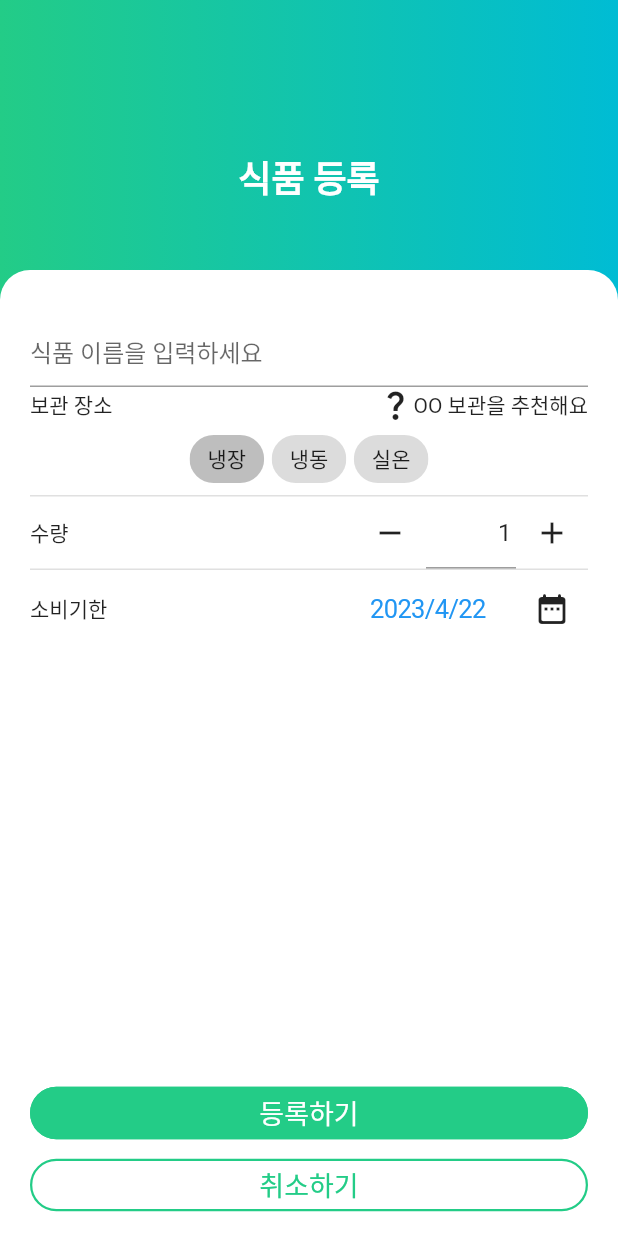
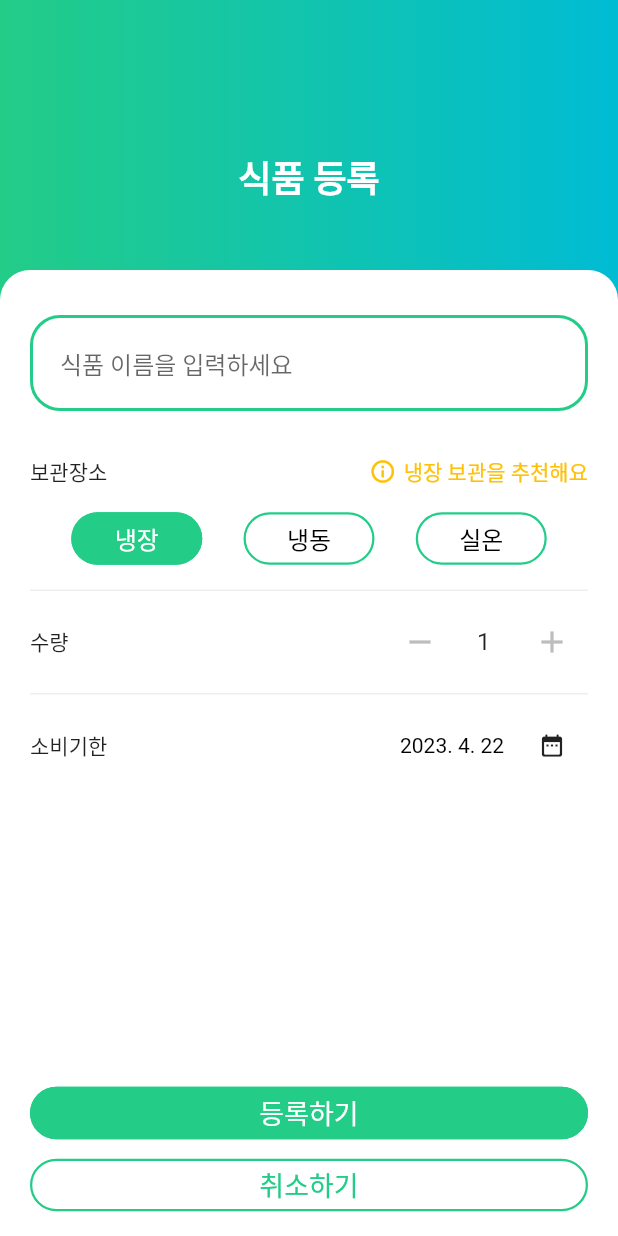
Before and after one commit to BrainStorm-sc21/BrainStorm-FE, a Flutter app: the screen it shows after launch, on a phone screen of 412 x 824 dp. Run offline on Flutter 3.47's test engine with Material 2 defaults, Android fonts, the light colour scheme and no system bars.

Commit message:
💄 Style 4.01_Fix manual add page style

```diff
--- a/lib/pages/manual_add_page.dart
+++ b/lib/pages/manual_add_page.dart
@@ -21,6 +21,7 @@ class ManualAddPage extends StatelessWidget {
           Locale('en', ''),
         ],
         home: Scaffold(
+          resizeToAvoidBottomInset: false,
           body: AddFoodLayout(
             title: '식품 등록',
             containerColor: Colors.white,
@@ -44,7 +45,7 @@ class _FoodInfoState extends State<FoodInfo> {
   num stock = 1;
   DateTime expireDate = DateFormat('yyyy-MM-dd').parse('${DateTime.now()}');
 
-  List<String> storageList = ['냉장', '냉동', '실온'];
+  List<String> storages = ['냉장', '냉동', '실온'];
   final _formKey = GlobalKey<FormState>();
 
   @override
@@ -53,39 +54,79 @@ class _FoodInfoState extends State<FoodInfo> {
       children: [
         // 식료품 이름 입력
         TextField(
-          decoration: const InputDecoration(hintText: '식품 이름을 입력하세요'),
+          decoration: const InputDecoration(
+            hintText: '식품 이름을 입력하세요',
+            contentPadding: EdgeInsets.symmetric(vertical: 20, horizontal: 20),
+            enabledBorder: OutlineInputBorder(
+              borderRadius: BorderRadius.all(Radius.circular(20)),
+              borderSide: BorderSide(
+                width: 2,
+                color: Color.fromRGBO(35, 204, 135, 1.0),
+              ),
+            ),
+            focusedBorder: OutlineInputBorder(
+              borderRadius: BorderRadius.all(Radius.circular(20)),
+              borderSide: BorderSide(
+                width: 2,
+                color: Color.fromRGBO(35, 204, 135, 1.0),
+              ),
+            ),
+          ),
           onChanged: (value) {
             setState(() {
               name = value;
             });
           },
         ),
+        const SizedBox(height: 30), // 여백
         // 보관 장소 선택
-        const Row(children: [
-          Text("보관 장소"),
+        const Row(crossAxisAlignment: CrossAxisAlignment.center, children: [
+          Text("보관장소"),
           Spacer(),
-          Icon(Icons.question_mark),
-          Text("OO 보관을 추천해요"),
+          Center(
+            child: Icon(
+              Icons.info_outline,
+              color: Colors.amber,
+              size: 18,
+            ),
+          ),
+          SizedBox(width: 5),
+          Text(
+            "냉장 보관을 추천해요",
+            style: TextStyle(
+              color: Colors.amber,
+              fontSize: 14,
+            ),
+          ),
         ]),
-        Wrap(
-          spacing: 5.0,
+        const SizedBox(height: 10), // 여백
+        // 냉장/냉동/실온 선택 버튼
+        Row(
+          mainAxisAlignment: MainAxisAlignment.spaceEvenly,
           children: List<Widget>.generate(3, (index) {
-            return ChoiceChip(
-              label: Text(storageList[index]),
-              selected: storage == storageList[index],
-              onSelected: (selected) {
-                setState(() {
-                  storage = storageList[index];
-                });
-              },
+            // bool selected = storage == storages[index];
+
+            return RoundedOutlinedButton(
+              text: storages[index],
+              onPressed: () => setState(() => storage = storages[index]),
+              width: MediaQuery.of(context).size.width / 3.0 - 50,
+              backgroundColor: storage == storages[index]
+                  ? const Color.fromRGBO(35, 204, 135, 1.0)
+                  : Colors.white,
+              foregroundColor:
+                  storage == storages[index] ? Colors.white : Colors.black,
+              borderColor: const Color.fromRGBO(35, 204, 135, 1.0),
             );
           }),
         ),
+        const SizedBox(height: 10), // 여백
         // 구분선
-        const Divider(
+        Divider(
           thickness: 1,
           height: 1,
+          color: Colors.grey.shade200,
         ),
+        const SizedBox(height: 10), // 여백
         // 수량 조절
         Row(children: [
           const Text("수량"),
@@ -94,27 +135,29 @@ class _FoodInfoState extends State<FoodInfo> {
             children: [
               Row(children: [
                 IconButton(
-                    onPressed: decrementStock, icon: const Icon(Icons.remove)),
+                  color: Colors.grey.shade400,
+                  onPressed: decrementStock,
+                  icon: const Icon(Icons.remove),
+                ),
                 Form(
                   key: _formKey,
                   child: SizedBox(
-                    width: 60,
+                    width: 40,
                     child: TextFormField(
                       controller: TextEditingController(text: '$stock'),
-                      textAlign: TextAlign.right,
+                      textAlign: TextAlign.center,
                       keyboardType:
                           const TextInputType.numberWithOptions(decimal: true),
                       inputFormatters: [
                         FilteringTextInputFormatter.allow(
-                            RegExp(r'^(\d)\d{0,3}\.?\d{0,1}')),
-                        LengthLimitingTextInputFormatter(4),
+                            RegExp(r'^(\d)\d{0,2}\.?\d{0,1}')),
+                        LengthLimitingTextInputFormatter(3),
                       ],
                       decoration: const InputDecoration(
-                          errorStyle: TextStyle(fontSize: 0)),
+                        border: InputBorder.none,
+                      ),
                       onSaved: (value) {
-                        setState(() {
-                          stock = num.parse(value!);
-                        });
+                        setState(() => stock = num.parse(value!));
                         value = '$stock';
                       },
                       onFieldSubmitted: (value) {
@@ -128,47 +171,57 @@ class _FoodInfoState extends State<FoodInfo> {
                           _formKey.currentState!.save();
                         }
                         // textFormField 바깥 클릭 시, hide keyboard
-                        FocusScopeNode currentFocus = FocusScope.of(context);
-                        if (!currentFocus.hasPrimaryFocus &&
-                            currentFocus.focusedChild != null) {
-                          FocusManager.instance.primaryFocus?.unfocus();
-                        }
+                        FocusScope.of(context).unfocus();
                       },
                     ),
                   ),
                 ),
                 IconButton(
-                    onPressed: incrementStock, icon: const Icon(Icons.add)),
+                  color: Colors.grey.shade400,
+                  onPressed: incrementStock,
+                  icon: const Icon(Icons.add),
+                ),
               ]),
             ],
           ),
         ]),
+        const SizedBox(height: 10), // 여백
         // 구분선
-        const Divider(
+        Divider(
           thickness: 1,
           height: 1,
+          color: Colors.grey.shade200,
         ),
+        const SizedBox(height: 10), // 여백
         // 소비기한 입력
         Row(
+          crossAxisAlignment: CrossAxisAlignment.center,
           children: [
             const Text('소비기한'),
             const Spacer(),
-            CupertinoButton(
+            TextButton(
               child: Text(
-                '${expireDate.year}/${expireDate.month}/${expireDate.day}',
+                '${expireDate.year}. ${expireDate.month}. ${expireDate.day}',
+                style: const TextStyle(
+                  color: Colors.black,
+                  fontWeight: FontWeight.normal,
+                ),
               ),
               onPressed: () => showDateModalPopup(context),
             ),
             IconButton(
-                onPressed: () {
-                  showDialog(
+                iconSize: 18,
+                onPressed: () => showDialog(
                       context: context,
                       builder: (context) => DatePickerDialog(
-                          initialDate: expireDate,
-                          firstDate: expireDate,
-                          lastDate: expireDate));
-                },
-                icon: const Icon(Icons.date_range_rounded)),
+                        initialDate: expireDate,
+                        firstDate: DateTime(expireDate.year - 100),
+                        lastDate: DateTime(expireDate.year + 100, 12, 31),
+                      ),
+                    ),
+                icon: const Icon(
+                  Icons.date_range_rounded,
+                )),
           ],
         ),
       ],
@@ -218,6 +271,7 @@ class _FoodInfoState extends State<FoodInfo> {
     } else {
       setState(() => stock--);
     }
+    debugPrint('$stock');
   }
 
   void incrementStock() {
@@ -227,14 +281,4 @@ class _FoodInfoState extends State<FoodInfo> {
       setState(() => stock++);
     }
   }
-
-  void setStock(value) {
-    if (value.isNull || num.parse(value) == 0) {
-      return;
-    }
-    setState(() {
-      stock = num.parse(value);
-    });
-    value = '$stock';
-  }
 }
--- a/lib/widgets/add_food_layout.dart
+++ b/lib/widgets/add_food_layout.dart
@@ -74,20 +74,24 @@ class AddFoodLayout extends StatelessWidget {
                       // '등록하기' 버튼
                       RoundedOutlinedButton(
                         text: '등록하기',
-                        onPressed: () => register(),
+                        width: double.infinity,
+                        onPressed: register,
                         foregroundColor: Colors.white,
                         backgroundColor:
                             const Color.fromRGBO(35, 204, 135, 1.0),
                         borderColor: const Color.fromRGBO(35, 204, 135, 1.0),
+                        fontSize: 18,
                       ),
                       // '취소하기' 버튼
                       RoundedOutlinedButton(
                         text: '취소하기',
-                        onPressed: () => cancel(),
+                        width: double.infinity,
+                        onPressed: cancel,
                         foregroundColor:
                             const Color.fromRGBO(35, 204, 135, 1.0),
                         backgroundColor: Colors.white,
                         borderColor: const Color.fromRGBO(35, 204, 135, 1.0),
+                        fontSize: 18,
                       ),
                     ],
                   ),
--- a/lib/widgets/rounded_outlined_button.dart
+++ b/lib/widgets/rounded_outlined_button.dart
@@ -2,26 +2,32 @@ import 'package:flutter/material.dart';
 
 class RoundedOutlinedButton extends StatelessWidget {
   final String text;
-  final Function onPressed;
+  final VoidCallback onPressed;
+  final double width;
+  final double height;
   final Color foregroundColor;
   final Color backgroundColor;
   final Color borderColor;
+  final double fontSize;
 
   const RoundedOutlinedButton({
     super.key,
     required this.text,
     required this.onPressed,
+    this.width = 50,
+    this.height = 35,
     required this.backgroundColor,
     required this.foregroundColor,
     required this.borderColor,
+    this.fontSize = 16,
   });
 
   @override
   Widget build(BuildContext context) {
     return OutlinedButton(
-      onPressed: () => onPressed,
+      onPressed: onPressed,
       style: OutlinedButton.styleFrom(
-        minimumSize: const Size(double.infinity, 35),
+        minimumSize: Size(width, height),
         foregroundColor: foregroundColor,
         backgroundColor: backgroundColor,
         alignment: Alignment.center,
@@ -32,7 +38,7 @@ class RoundedOutlinedButton extends StatelessWidget {
           color: borderColor,
           width: 1.5,
         ),
-        textStyle: const TextStyle(fontSize: 18),
+        textStyle: TextStyle(fontSize: fontSize),
       ),
       child: Text(text),
     );
```
